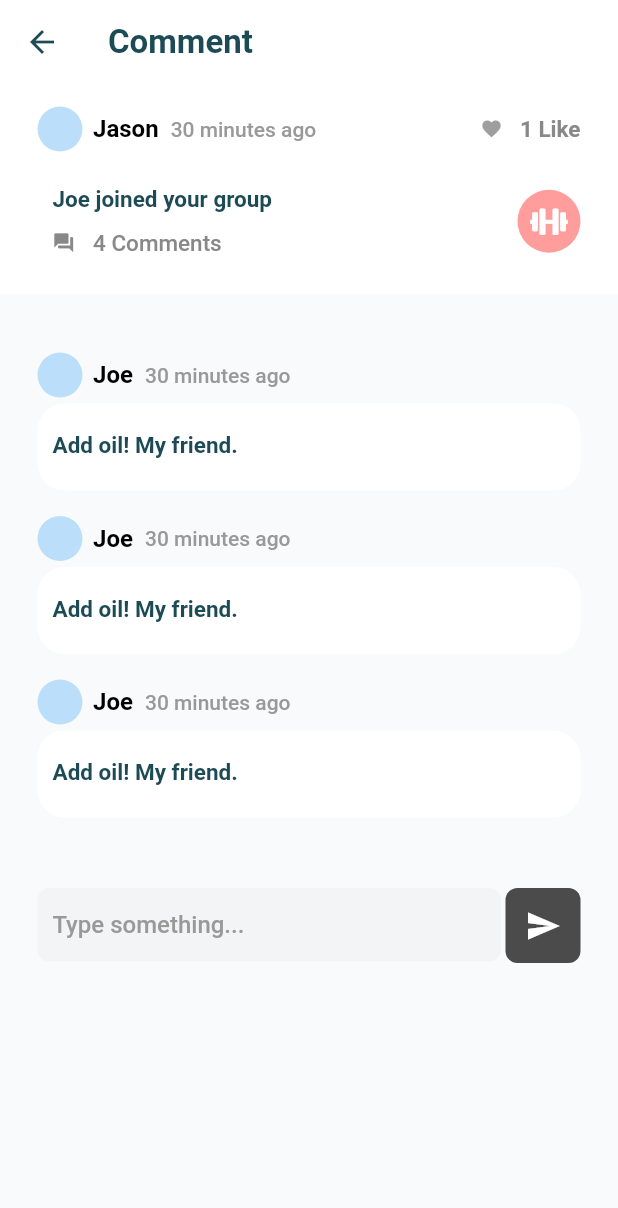
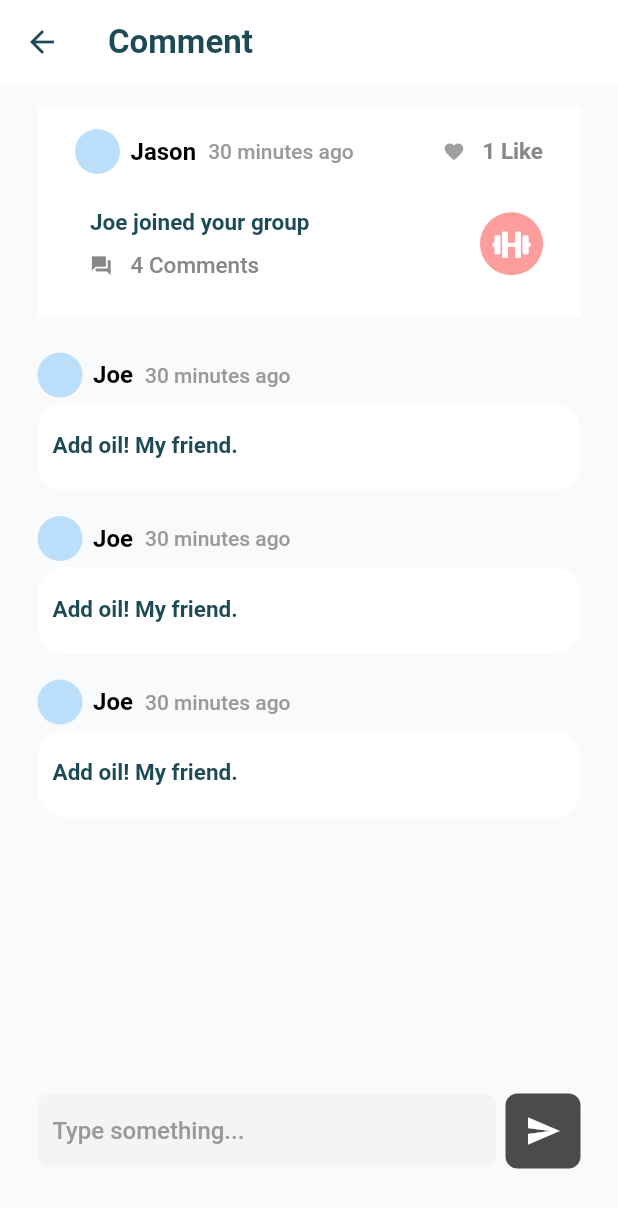
Before and after one commit to IamMrandrew/aimimi_flutter, a Flutter app: the CommentView screen opened directly, on a phone screen of 412 x 824 dp. Shown: the top 1208 px of the screen. Run offline on Flutter 3.47's test engine with Material 2 defaults, Android fonts, the phone set to English and light mode, and no system bars; our stand-ins replace cloud_firestore, firebase_auth, firebase_core, font_awesome_flutter, form_field_validator, google_sign_in and 1 more; accounts and stored records are empty.

Commit message:
fix: fix overflow, refactor layout code

```diff
--- a/lib/views/comment_view.dart
+++ b/lib/views/comment_view.dart
@@ -49,7 +49,7 @@ class _CommentViewState extends State<CommentView> {
       ),
       body: Container(
         // width: MediaQuery.of(context).size.width,
-
+        padding: EdgeInsets.symmetric(horizontal: 25, vertical: 15),
         child: Column(
           children: [
             CommentTitle(
@@ -59,9 +59,7 @@ class _CommentViewState extends State<CommentView> {
                   Timestamp.now().toDate().subtract(Duration(minutes: 30)),
             ),
             SizedBox(height: 24),
-            Container(
-              padding: EdgeInsets.symmetric(horizontal: 25, vertical: 15),
-              child: Expanded(
+            Expanded(
               child: ListView.builder(
                   itemCount: 3,
                   scrollDirection: Axis.vertical,
@@ -76,20 +74,19 @@ class _CommentViewState extends State<CommentView> {
                     );
                   }),
             ),
-            ),
-            Container(
-              padding: EdgeInsets.symmetric(horizontal: 25, vertical: 15),
-              child: Row(
+            Row(
               mainAxisAlignment: MainAxisAlignment.spaceBetween,
               children: [
-                  Container(
+                Expanded(
+                  child: Container(
                     height: 50,
-                    width: MediaQuery.of(context).size.width * 0.75,
                     child: Form(
                       key: _formKey,
-                      child: Expanded(child: _buildCommentField()),
+                      child: _buildCommentField(),
                     ),
                   ),
+                ),
+                SizedBox(width: 6),
                 Container(
                   width: 50,
                   height: 50,
@@ -105,7 +102,7 @@ class _CommentViewState extends State<CommentView> {
                 )
               ],
             ),
-            ),
+            SizedBox(height: 30)
           ],
         ),
       ),
```
Also changed, not shown: pubspec.lock. Lines whose indentation alone changed are shown as unchanged.
